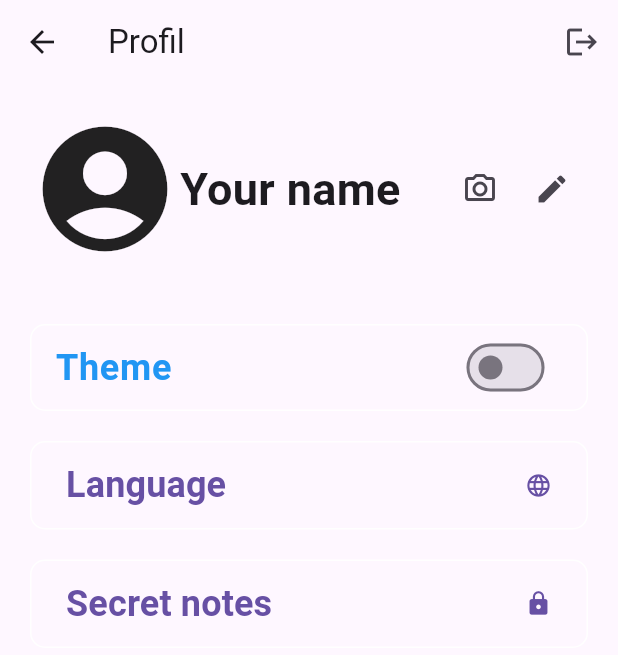
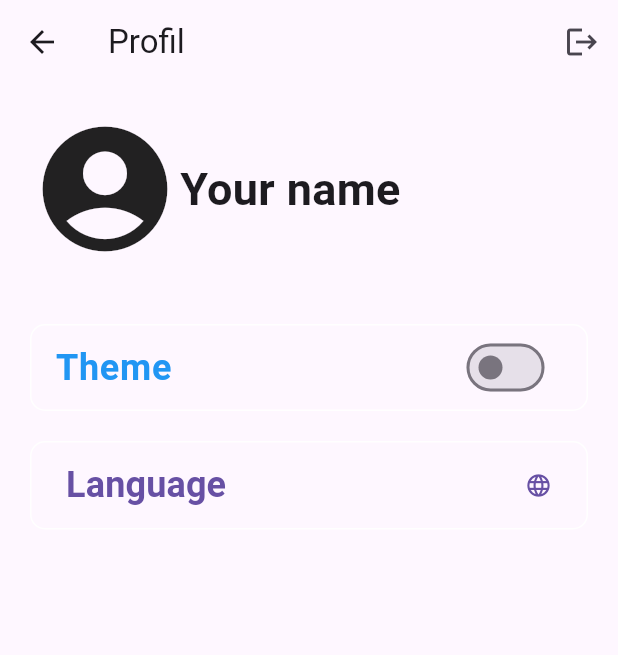
Before and after one commit to ahmadullo2023/Note, a Flutter app: the ProfilePage screen opened directly, on a phone screen of 412 x 824 dp. Shown: the top 655 px of the screen. Run offline on Flutter 3.47's test engine with Material 3 defaults, Android fonts, the phone set to English and light mode, and no system bars; our stand-ins replace cloud_firestore, firebase_auth, firebase_core, firebase_messaging, flutter_local_notifications, hive and 2 more; accounts and stored records are empty.

Commit message:
o'zgartirdim

```diff
--- a/lib/src/features/home/note_page.dart
+++ b/lib/src/features/home/note_page.dart
@@ -1,5 +1,4 @@
 import 'package:flutter/material.dart';
-
 import '../../model/language_model.dart';
 
 class NotePage extends StatefulWidget {
--- a/lib/src/features/profil/profil_page.dart
+++ b/lib/src/features/profil/profil_page.dart
@@ -35,22 +35,22 @@ class _ProfilePageState extends State<ProfilePage> {
         child: Column(
           children: [
             const SizedBox(height: 20),
-            Row(
+             const Row(
               children: [
-                const Icon(Icons.account_circle, size: 100),
-                const Text(
+                 Icon(Icons.account_circle, size: 100),
+                 Text(
                   "Your name",
                   style: TextStyle(fontSize: 30, fontWeight: FontWeight.w600),
                 ),
-                const Spacer(),
-                IconButton(
-                  onPressed: () {},
-                  icon: const Icon(Icons.camera_alt_outlined),
-                ),
-                IconButton(
-                  onPressed: () {},
-                  icon: const Icon(Icons.create),
-                )
+                // const Spacer(),
+                // IconButton(
+                //   onPressed: () {},
+                //   icon: const Icon(Icons.camera_alt_outlined),
+                // ),
+                // IconButton(
+                //   onPressed: () {},
+                //   icon: const Icon(Icons.create),
+                // )
               ],
             ),
             const SizedBox(height: 40),
@@ -112,33 +112,33 @@ class _ProfilePageState extends State<ProfilePage> {
               ),
             ),
             const SizedBox(height: 20),
-            SizedBox(
-              height: 59,
-              child: OutlinedButton(
-                style: OutlinedButton.styleFrom(
-                  side: const BorderSide(
-                    width: 1,
-                    color: Colors.white,
-                    style: BorderStyle.solid,
-                  ),
-                  shape: RoundedRectangleBorder(
-                    borderRadius: BorderRadius.circular(10),
-                  ),
-                ),
-                onPressed: () {},
-                child: const Row(
-                  children: [
-                    Text(
-                      "Secret notes",
-                      style:
-                          TextStyle(fontSize: 24, fontWeight: FontWeight.w600),
-                    ),
-                    Spacer(),
-                    Icon(Icons.lock),
-                  ],
-                ),
-              ),
-            ),
+            // SizedBox(
+            //   height: 59,
+            //   child: OutlinedButton(
+            //     style: OutlinedButton.styleFrom(
+            //       side: const BorderSide(
+            //         width: 1,
+            //         color: Colors.white,
+            //         style: BorderStyle.solid,
+            //       ),
+            //       shape: RoundedRectangleBorder(
+            //         borderRadius: BorderRadius.circular(10),
+            //       ),
+            //     ),
+            //     onPressed: () {},
+            //     child: const Row(
+            //       children: [
+            //         Text(
+            //           "Secret notes",
+            //           style:
+            //               TextStyle(fontSize: 24, fontWeight: FontWeight.w600),
+            //         ),
+            //         Spacer(),
+            //         Icon(Icons.lock),
+            //       ],
+            //     ),
+            //   ),
+            // ),
           ],
         ),
       ),
--- a/lib/src/model/notification.dart
+++ b/lib/src/model/notification.dart
@@ -103,7 +103,6 @@ Future<void> _showNotification(RemoteMessage message) async {
       priority: Priority.high,
       playSound: true,
       fullScreenIntent: true,
-      // sound: RawResourceAndroidNotificationSound('notification_sound'), // you need to add android -> app -> src -> main -> res -> "raw" new folder
     );
 
     const platformChannelSpecifics = NotificationDetails(
```
Also changed, not shown: lib/src/widget/theme.dart (+0 -9 lines).
